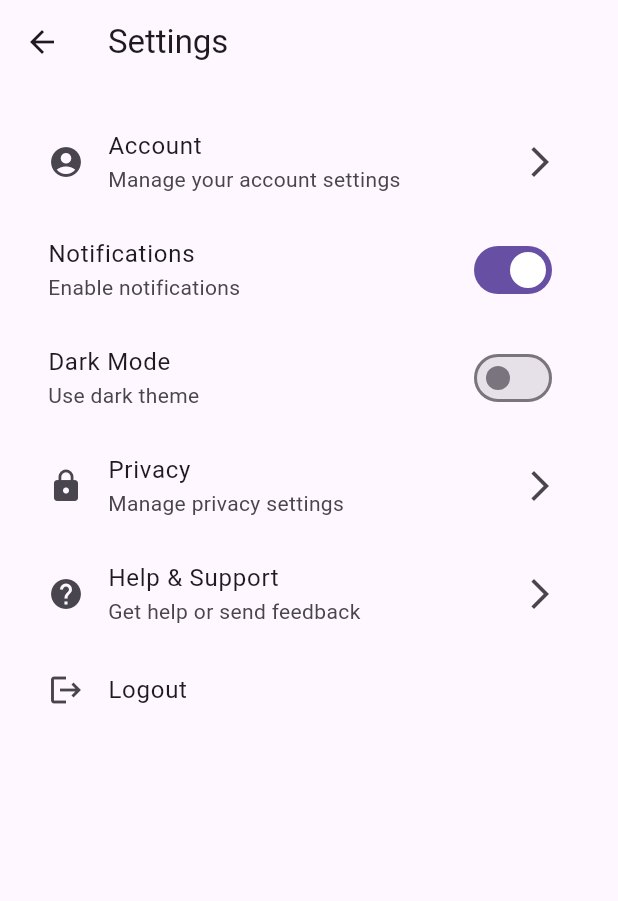
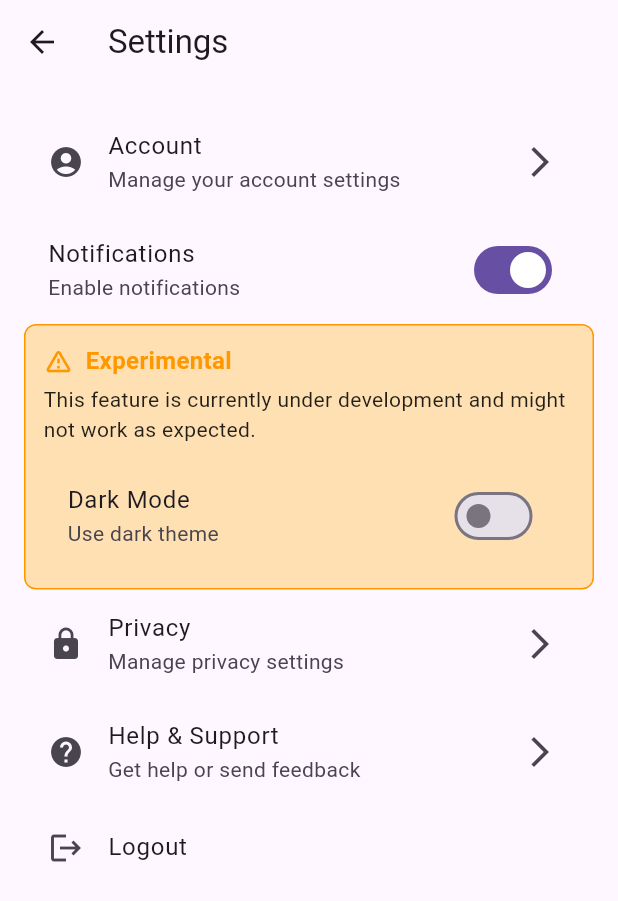
Before and after one commit to Vlxdi/community_impact_tracker, a Flutter app: the SettingsPage screen opened directly, on a phone screen of 412 x 824 dp. Shown: the top 901 px of the screen. Run offline on Flutter 3.47's test engine with Material 3 defaults, Android fonts, the phone set to English and light mode, and no system bars; our stand-ins replace cloud_firestore, file_picker, firebase_auth, firebase_core, firebase_storage, geocoding and 8 more; missing offline and left inert: mobile_scanner; accounts and stored records are empty; generated files the repository leaves out were written again; network calls fail.

Commit message:
Minor improvements and design changes.

```diff
--- a/lib/main_pages/settings/settings.dart
+++ b/lib/main_pages/settings/settings.dart
@@ -1,6 +1,7 @@
 import 'package:community_impact_tracker/main_pages/settings/account_settings.dart';
 import 'package:community_impact_tracker/outer_pages/login.dart';
 import 'package:community_impact_tracker/theme/theme.dart';
+import 'package:community_impact_tracker/widgets/q_warning.dart';
 import 'package:flutter/material.dart';
 import 'package:firebase_auth/firebase_auth.dart';
 import 'package:provider/provider.dart';
@@ -43,13 +44,18 @@ class SettingsPage extends StatelessWidget {
               // Handle notification toggle
             },
           ),
-          SwitchListTile(
+          QWarning(
+            title: 'Experimental',
+            subtitle:
+                'This feature is currently under development and might not work as expected.',
+            child: SwitchListTile(
               title: const Text('Dark Mode'),
               subtitle: const Text('Use dark theme'),
               value: themeProvider.themeData == darkMode,
               onChanged: (bool value) {
                 themeProvider.toggleTheme();
               },
+            ),
           ),
           ListTile(
             leading: const Icon(Icons.lock),
--- /dev/null
+++ b/lib/widgets/q_warning.dart
@@ -0,0 +1,56 @@
+import 'package:flutter/material.dart';
+
+class QWarning extends StatelessWidget {
+  final String title;
+  final String subtitle;
+  final Widget child;
+
+  const QWarning({
+    super.key,
+    required this.title,
+    required this.subtitle,
+    required this.child,
+  });
+
+  @override
+  Widget build(BuildContext context) {
+    return Container(
+      padding: const EdgeInsets.all(12),
+      decoration: BoxDecoration(
+        color: Colors.orange.shade100,
+        border: Border.all(color: Colors.orange),
+        borderRadius: BorderRadius.circular(8),
+      ),
+      child: Column(
+        crossAxisAlignment: CrossAxisAlignment.start,
+        children: [
+          Row(
+            children: [
+              Icon(
+                Icons.warning_amber_rounded,
+                color: Colors.orange,
+                size: 20,
+              ),
+              const SizedBox(width: 8),
+              Text(
+                title,
+                style: const TextStyle(
+                  fontWeight: FontWeight.bold,
+                  color: Colors.orange,
+                  fontSize: 16,
+                ),
+              ),
+            ],
+          ),
+          const SizedBox(height: 4),
+          Text(
+            subtitle,
+            style: const TextStyle(color: Colors.black87),
+          ),
+          const SizedBox(height: 12),
+          child,
+        ],
+      ),
+    );
+  }
+}
--- a/pubspec.yaml
+++ b/pubspec.yaml
@@ -53,6 +53,7 @@ dependencies:
   table_calendar: ^3.2.0
   qr_flutter: ^4.1.0
   mobile_scanner: ^6.0.7
+  image_cropper: ^9.1.0
 
 
 dev_dependencies:
```
Also changed, not shown: lib/main_pages/leaderboard/leaderboard_page.dart (+11 -4 lines), lib/main_pages/profile/profile.dart (+83 -4 lines), lib/main_pages/profile/user_data_provider.dart (+118 -3 lines), pubspec.lock. Lines whose indentation alone changed are shown as unchanged.
